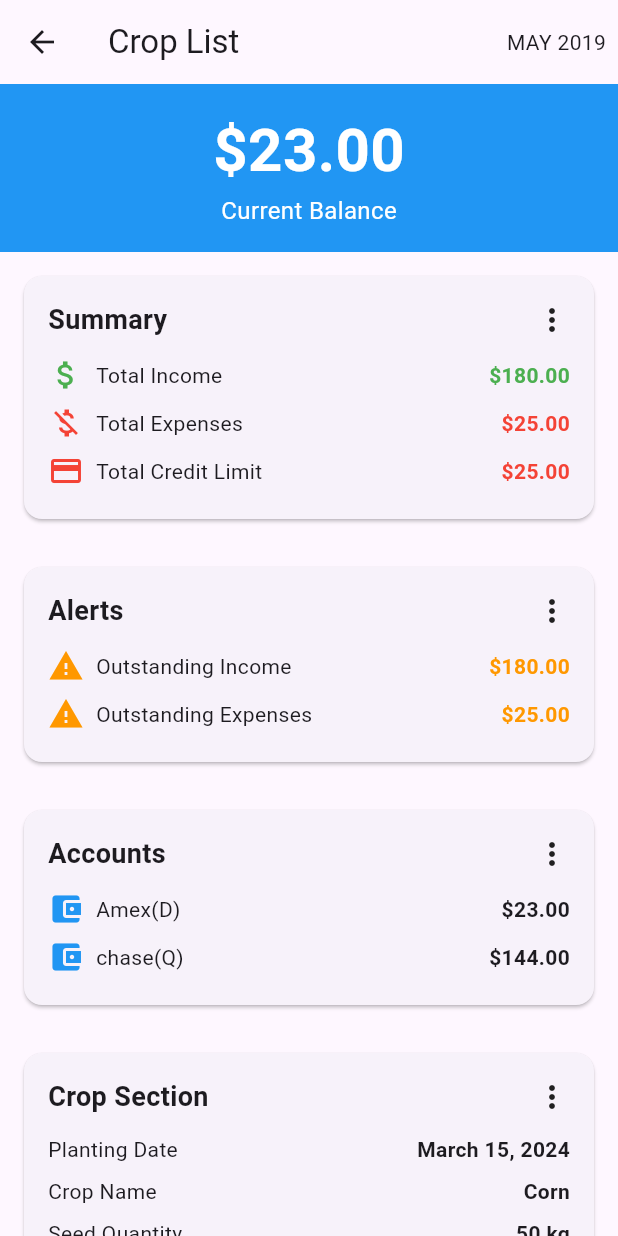
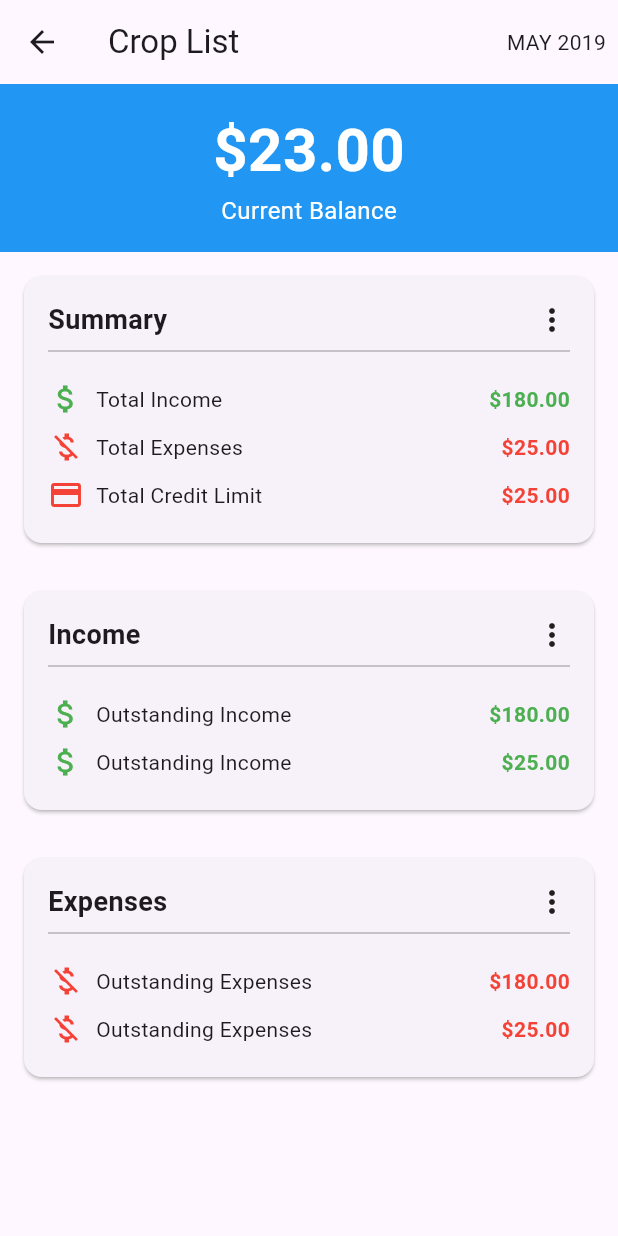
Before and after one commit to bsc-inf-20-19/FarmRecordsManagementSystem, a Flutter app: the ReportView screen opened directly, on a phone screen of 412 x 824 dp. Run offline on Flutter 3.47's test engine with Material 3 defaults, Android fonts, the phone set to English and light mode, and no system bars; our stand-ins replace sqflite; accounts and stored records are empty.

Commit message:
modified 3 files

```diff
--- a/farm_records_management_system/lib/home/screens/home_screen.dart
+++ b/farm_records_management_system/lib/home/screens/home_screen.dart
@@ -2,7 +2,6 @@
 import 'package:farm_records_management_system/home/components/sections/home_section.dart';
 import 'package:farm_records_management_system/home/widgets/drawer_widget.dart';
 import 'package:farm_records_management_system/home/widgets/appbar_widget.dart';
-import 'package:flutter/cupertino.dart';
 import 'package:flutter/material.dart';
 
 class MyHomePage extends StatelessWidget {
@@ -14,35 +13,7 @@ class MyHomePage extends StatelessWidget {
       body: ListView(
         children: [
           AppBarWidget(),
-
-          //Search bar
-          Padding(
-            padding: const EdgeInsets.all(8.0),
-            child: Row(
-              children: [
-                Expanded(
-                  child: TextField(
-                    decoration: InputDecoration(
-                      prefixIcon: Icon(Icons.search),
-                      hintText: 'Search farm',
-                      border: OutlineInputBorder(
-                        borderRadius: BorderRadius.circular(10),
-                        borderSide: BorderSide.none,
-                      ),
-                      filled: true,
-                      fillColor: Colors.grey[200],
-                    ),
-                  ),
-                ),
-                IconButton(
-                  icon: Icon(Icons.filter_list),
-                  onPressed: () {
-                    // Handle filter button press
-                  },
-                ),
-              ],
-            ),
-          ),
+          SizedBox(height: 20,),
 
           SizedBox(height: 20,),
           //Home Cards
--- a/farm_records_management_system/lib/home/screens/report_screen.dart
+++ b/farm_records_management_system/lib/home/screens/report_screen.dart
@@ -42,9 +42,8 @@ class ReportView extends StatelessWidget {
               ),
             ),
             SummarySection(),
-            AlertsSection(),
-            AccountsSection(),
-            CropSection(),
+            IncomeSection(),
+            ExpensesSection(),
           ],
         ),
       ),
@@ -75,6 +74,7 @@ class SummarySection extends StatelessWidget {
                 Icon(Icons.more_vert),
               ],
             ),
+            Divider(thickness: .5, color: Colors.black54),
             SizedBox(height: 8),
             SummaryItem(
               label: 'Total Income',
@@ -132,7 +132,7 @@ class SummaryItem extends StatelessWidget {
   }
 }
 
-class AlertsSection extends StatelessWidget {
+class ExpensesSection extends StatelessWidget {
   @override
   Widget build(BuildContext context) {
     return Card(
@@ -145,7 +145,7 @@ class AlertsSection extends StatelessWidget {
             Row(
               children: [
                 Text(
-                  'Alerts',
+                  'Expenses',
                   style: TextStyle(
                     fontSize: 18,
                     fontWeight: FontWeight.bold,
@@ -155,18 +155,19 @@ class AlertsSection extends StatelessWidget {
                 Icon(Icons.more_vert),
               ],
             ),
+            Divider(thickness: .5, color: Colors.black54),
             SizedBox(height: 8),
-            AlertItem(
-              label: 'Outstanding Income',
+            ExpensesItem(
+              label: 'Outstanding Expenses',
               value: '\$180.00',
-              color: Colors.orange,
-              icon: Icons.warning,
+              color: Colors.red,
+              icon: Icons.money_off,
             ),
-            AlertItem(
+            ExpensesItem(
               label: 'Outstanding Expenses',
               value: '\$25.00',
-              color: Colors.orange,
-              icon: Icons.warning,
+              color: Colors.red,
+              icon: Icons.money_off,
             ),
           ],
         ),
@@ -175,13 +176,13 @@ class AlertsSection extends StatelessWidget {
   }
 }
 
-class AlertItem extends StatelessWidget {
+class ExpensesItem extends StatelessWidget {
   final String label;
   final String value;
   final Color color;
   final IconData icon;
 
-  AlertItem({required this.label, required this.value, required this.color, required this.icon});
+  ExpensesItem({required this.label, required this.value, required this.color, required this.icon});
 
   @override
   Widget build(BuildContext context) {
@@ -206,7 +207,9 @@ class AlertItem extends StatelessWidget {
   }
 }
 
-class AccountsSection extends StatelessWidget {
+
+
+class IncomeSection extends StatelessWidget {
   @override
   Widget build(BuildContext context) {
     return Card(
@@ -219,7 +222,7 @@ class AccountsSection extends StatelessWidget {
             Row(
               children: [
                 Text(
-                  'Accounts',
+                  'Income',
                   style: TextStyle(
                     fontSize: 18,
                     fontWeight: FontWeight.bold,
@@ -229,16 +232,19 @@ class AccountsSection extends StatelessWidget {
                 Icon(Icons.more_vert),
               ],
             ),
+            Divider(thickness: .5, color: Colors.black54),
             SizedBox(height: 8),
-            AccountItem(
-              label: 'Amex(D)',
-              value: '\$23.00',
-              icon: Icons.account_balance_wallet,
+            IncomeItem(
+              label: 'Outstanding Income',
+              value: '\$180.00',
+              color: Colors.green,
+              icon: Icons.attach_money_outlined,
             ),
-            AccountItem(
-              label: 'chase(Q)',
-              value: '\$144.00',
-              icon: Icons.account_balance_wallet,
+            IncomeItem(
+              label: 'Outstanding Income',
+              value: '\$25.00',
+              color: Colors.green,
+              icon: Icons.attach_money_outlined,
             ),
           ],
         ),
@@ -247,12 +253,13 @@ class AccountsSection extends StatelessWidget {
   }
 }
 
-class AccountItem extends StatelessWidget {
+class IncomeItem extends StatelessWidget {
   final String label;
   final String value;
+  final Color color;
   final IconData icon;
 
-  AccountItem({required this.label, required this.value, required this.icon});
+  IncomeItem({required this.label, required this.value, required this.color, required this.icon});
 
   @override
   Widget build(BuildContext context) {
@@ -260,13 +267,14 @@ class AccountItem extends StatelessWidget {
       padding: const EdgeInsets.symmetric(vertical: 4.0),
       child: Row(
         children: [
-          Icon(icon, color: Colors.blue),
+          Icon(icon, color: color),
           SizedBox(width: 8),
           Text(label),
           Spacer(),
           Text(
             value,
             style: TextStyle(
+              color: color,
               fontWeight: FontWeight.bold,
             ),
           ),
@@ -275,67 +283,3 @@ class AccountItem extends StatelessWidget {
     );
   }
 }
-
-class CropSection extends StatelessWidget {
-  @override
-  Widget build(BuildContext context) {
-    return Card(
-      margin: EdgeInsets.all(16.0),
-      child: Padding(
-        padding: const EdgeInsets.all(16.0),
-        child: Column(
-          crossAxisAlignment: CrossAxisAlignment.start,
-          children: [
-            Row(
-              children: [
-                Text(
-                  'Crop Section',
-                  style: TextStyle(
-                    fontSize: 18,
-                    fontWeight: FontWeight.bold,
-                  ),
-                ),
-                Spacer(),
-                Icon(Icons.more_vert),
-              ],
-            ),
-            SizedBox(height: 8),
-            CropItem(label: 'Planting Date', value: 'March 15, 2024'),
-            CropItem(label: 'Crop Name', value: 'Corn'),
-            CropItem(label: 'Seed Quantity', value: '50 kg'),
-            CropItem(label: 'Estimated Harvest', value: 'July 30, 2024'),
-            CropItem(label: 'Seed Type', value: 'Hybrid'),
-            CropItem(label: 'Seed Lot Number', value: 'H12345'),
-            CropItem(label: 'Field Name', value: 'North Field'),
-          ],
-        ),
-      ),
-    );
-  }
-}
-
-class CropItem extends StatelessWidget {
-  final String label;
-  final String value;
-
-  CropItem({required this.label, required this.value});
-
-  @override
-  Widget build(BuildContext context) {
-    return Padding(
-      padding: const EdgeInsets.symmetric(vertical: 4.0),
-      child: Row(
-        children: [
-          Text(label),
-          Spacer(),
-          Text(
-            value,
-            style: TextStyle(
-              fontWeight: FontWeight.bold,
-            ),
-          ),
-        ],
-      ),
-    );
-  }
-}
--- a/farm_records_management_system/lib/home/screens/trans_screen.dart
+++ b/farm_records_management_system/lib/home/screens/trans_screen.dart
@@ -34,8 +34,12 @@ class _TransactionListScreenState extends State<TransactionListScreen> with Sing
           },
         ),
         title: Text('Transaction'),
-        bottom: TabBar(
+        bottom:  TabBar(
           controller: _tabController,
+          indicatorColor: Colors.green, // Change the indicator color here
+          indicatorWeight: 4.0, // Change the indicator thickness if needed
+          labelColor: Colors.green, // Active tab text color
+          unselectedLabelColor: Colors.grey, // Inactive tab text color
           tabs: [
             Tab(text: 'Expenses'),
             Tab(text: 'Income'),
@@ -81,7 +85,7 @@ class _TransactionListScreenState extends State<TransactionListScreen> with Sing
                     TransactionCard(title: 'Farm lease', date: 'April 1st, 2024', amount: 'MWK100,000'),
                     TransactionCard(title: 'Fertilizer (100 Kg)', date: 'April 1st, 2024', amount: 'MWK140,000'),
                     TransactionCard(title: 'Pesticides', date: 'April 1st, 2024', amount: 'MWK70,000'),
-                    TransactionCard(title: 'Farming Tools rent', date: 'April 1st, 2014', amount: 'MWK30,000'),
+                    TransactionCard(title: 'Equipment rent', date: 'April 1st, 2014', amount: 'MWK30,000'),
                   ],
                 ),
                 ListView(
```
Also changed, not shown: 1 other file.
